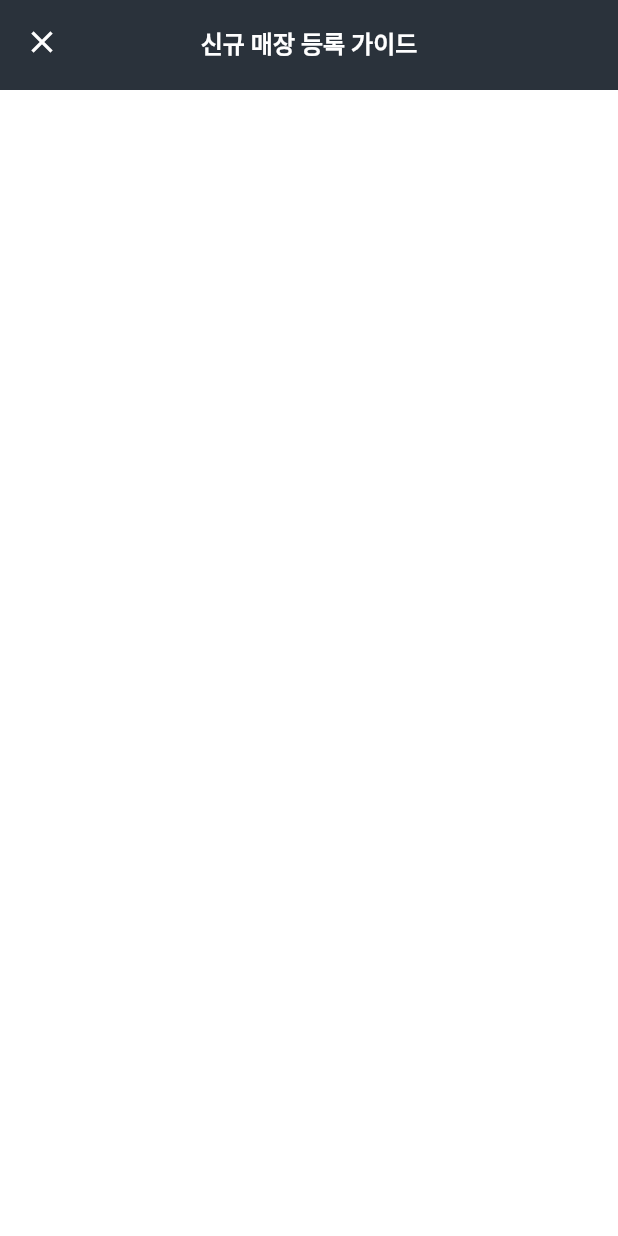
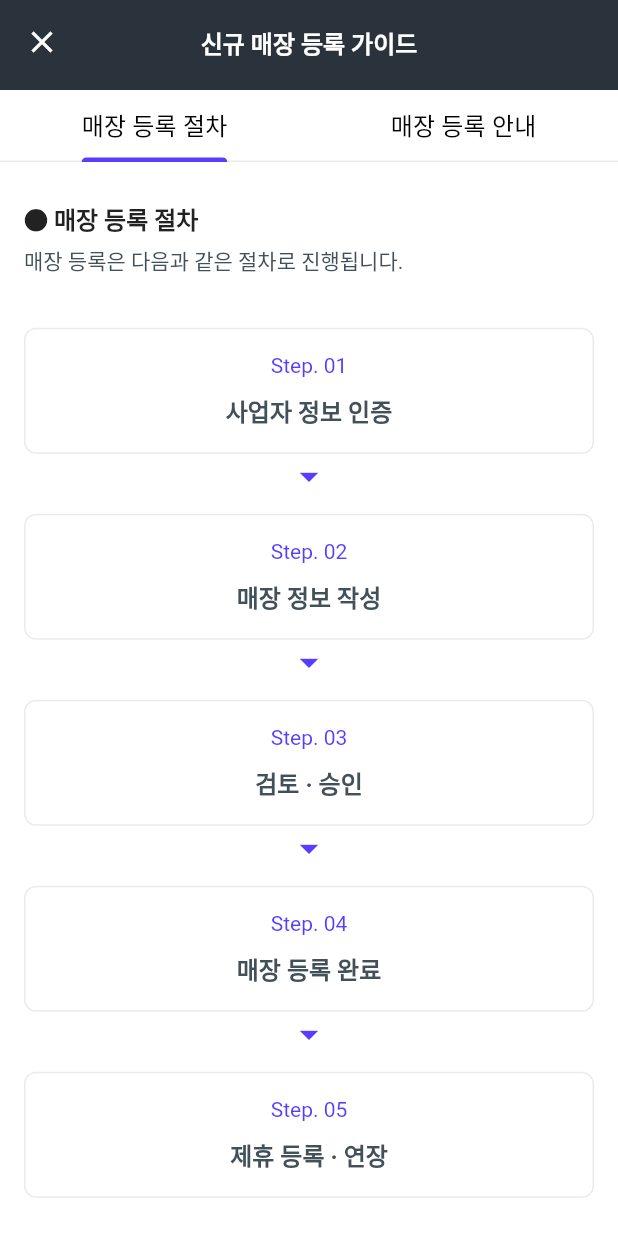
Before and after one commit to wkdgus1164/pokerspot_partner_app, a Flutter app: the ShopNewGuideTabView screen opened directly, on a phone screen of 412 x 824 dp. Run offline on Flutter 3.47's test engine with Material 2 defaults, Android fonts, the phone set to English and light mode, and no system bars; our stand-ins replace card_swiper, flutter_svg, go_router.

Commit message:
add: 매장 등록 절차 탭

```diff
--- /dev/null
+++ b/lib/ui/shop/new/guide/components/register_step.dart
@@ -0,0 +1,57 @@
+import 'package:flutter/material.dart';
+import 'package:pokerspot_partner_app/common/constants/sizes.dart';
+import 'package:pokerspot_partner_app/common/theme/color.dart';
+import 'package:pokerspot_partner_app/common/theme/typography.dart';
+
+class RegisterStepCard extends StatelessWidget {
+  const RegisterStepCard({
+    Key? key,
+    required this.textList,
+  }) : super(key: key);
+
+  final List<String> textList;
+
+  @override
+  Widget build(BuildContext context) {
+    print(textList);
+    return Column(
+      children: textList
+          .asMap()
+          .entries
+          .map((entry) => Column(
+                crossAxisAlignment: CrossAxisAlignment.stretch,
+                children: [
+                  Container(
+                    decoration: BoxDecoration(
+                      color: Colors.white,
+                      borderRadius: BorderRadius.circular(defaultRadius),
+                      border: Border.all(color: borderColor),
+                    ),
+                    margin: const EdgeInsets.only(top: padding10),
+                    padding: const EdgeInsets.symmetric(vertical: padding16),
+                    child: Column(
+                      children: [
+                        Text(
+                          'Step. 0${entry.key + 1}',
+                          style: label.copyWith(color: primaryColor),
+                        ),
+                        const SizedBox(height: padding10),
+                        Text(
+                          entry.value,
+                          style: bodySmall.copyWith(
+                            color: textColor,
+                            fontWeight: FontWeight.w600,
+                          ),
+                        ),
+                      ],
+                    ),
+                  ),
+                  if (entry.key != textList.length - 1) ...[
+                    Icon(Icons.arrow_drop_down, color: primaryColor, size: 30),
+                  ],
+                ],
+              ))
+          .toList(),
+    );
+  }
+}
--- /dev/null
+++ b/lib/ui/shop/new/guide/tabs/register_process.dart
@@ -0,0 +1,43 @@
+import 'package:flutter/cupertino.dart';
+import 'package:flutter/material.dart';
+import 'package:pokerspot_partner_app/common/constants/sizes.dart';
+import 'package:pokerspot_partner_app/common/theme/color.dart';
+import 'package:pokerspot_partner_app/common/theme/typography.dart';
+import 'package:pokerspot_partner_app/ui/shop/new/guide/components/register_step.dart';
+
+class ShopRegisterProcessTab extends StatelessWidget {
+  const ShopRegisterProcessTab({Key? key}) : super(key: key);
+
+  @override
+  Widget build(BuildContext context) {
+    List<String> steps = [
+      '사업자 정보 인증',
+      '매장 정보 작성',
+      '검토 · 승인',
+      '매장 등록 완료',
+      '제휴 등록 · 연장'
+    ];
+
+    return SingleChildScrollView(
+      child: Padding(
+        padding: const EdgeInsets.symmetric(
+          vertical: padding24,
+          horizontal: padding16,
+        ),
+        child: Column(
+          crossAxisAlignment: CrossAxisAlignment.stretch,
+          children: [
+            Text('● 매장 등록 절차', style: titleMedium),
+            const SizedBox(height: 6),
+            Text(
+              '매장 등록은 다음과 같은 절차로 진행됩니다.',
+              style: label.copyWith(color: textColor),
+            ),
+            const SizedBox(height: padding24),
+            RegisterStepCard(textList: steps),
+          ],
+        ),
+      ),
+    );
+  }
+}
--- a/lib/ui/shop/new/guide/views/guide_tab_view.dart
+++ b/lib/ui/shop/new/guide/views/guide_tab_view.dart
@@ -1,17 +1,73 @@
 import 'package:flutter/material.dart';
 import 'package:pokerspot_partner_app/common/components/app_bar/app_bar.dart';
+import 'package:pokerspot_partner_app/common/theme/color.dart';
+import 'package:pokerspot_partner_app/common/theme/typography.dart';
+import 'package:pokerspot_partner_app/ui/shop/new/guide/tabs/register_process.dart';
 
-class ShopNewGuideTabView extends StatelessWidget {
+class ShopNewGuideTabView extends StatefulWidget {
   const ShopNewGuideTabView({Key? key}) : super(key: key);
 
   @override
+  State<ShopNewGuideTabView> createState() => _ShopNewGuideTabViewState();
+}
+
+class _ShopNewGuideTabViewState extends State<ShopNewGuideTabView>
+    with TickerProviderStateMixin {
+  late final TabController _tabController;
+  List<String> tabBarTitles = ['매장 등록 절차', '매장 등록 안내'];
+
+  @override
+  void initState() {
+    super.initState();
+    _tabController = TabController(length: tabBarTitles.length, vsync: this);
+  }
+
+  @override
+  void dispose() {
+    _tabController.dispose();
+    super.dispose();
+  }
+
+  @override
   Widget build(BuildContext context) {
-    return Scaffold(
-      appBar: CustomAppBar(
-        text: '신규 매장 등록 가이드',
-        customAppBarTheme: CustomAppBarTheme.black,
-        customAppBarCenter: CustomAppBarCenter.text,
-        customAppBarLeftSide: CustomAppBarLeftSide.cancelButton,
+    List<Widget> tabBarHeader(List<String> titles) {
+      return titles
+          .map((title) => Tab(
+                child: Text(
+                  title,
+                  style: bodySmall.copyWith(color: Colors.black),
+                ),
+              ))
+          .toList();
+    }
+
+    return DefaultTabController(
+      initialIndex: 1,
+      length: tabBarTitles.length,
+      child: Scaffold(
+        appBar: const CustomAppBar(
+          text: '신규 매장 등록 가이드',
+          customAppBarTheme: CustomAppBarTheme.black,
+          customAppBarCenter: CustomAppBarCenter.text,
+          customAppBarLeftSide: CustomAppBarLeftSide.cancelButton,
+        ),
+        body: Column(
+          children: [
+            TabBar(
+              controller: _tabController,
+              tabs: tabBarHeader(tabBarTitles),
+              dividerColor: borderColor,
+            ),
+            Expanded(
+                child: TabBarView(
+              controller: _tabController,
+              children: const [
+                Center(child: ShopRegisterProcessTab()),
+                Center(child: Text('sdfg')),
+              ],
+            )),
+          ],
+        ),
       ),
     );
   }
```
